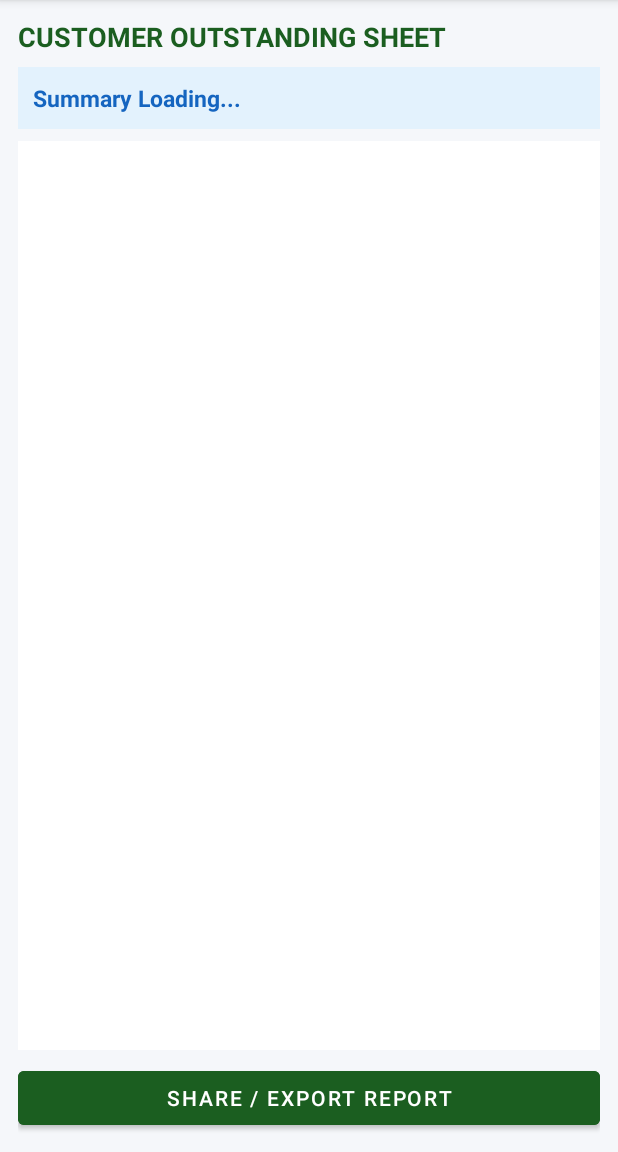
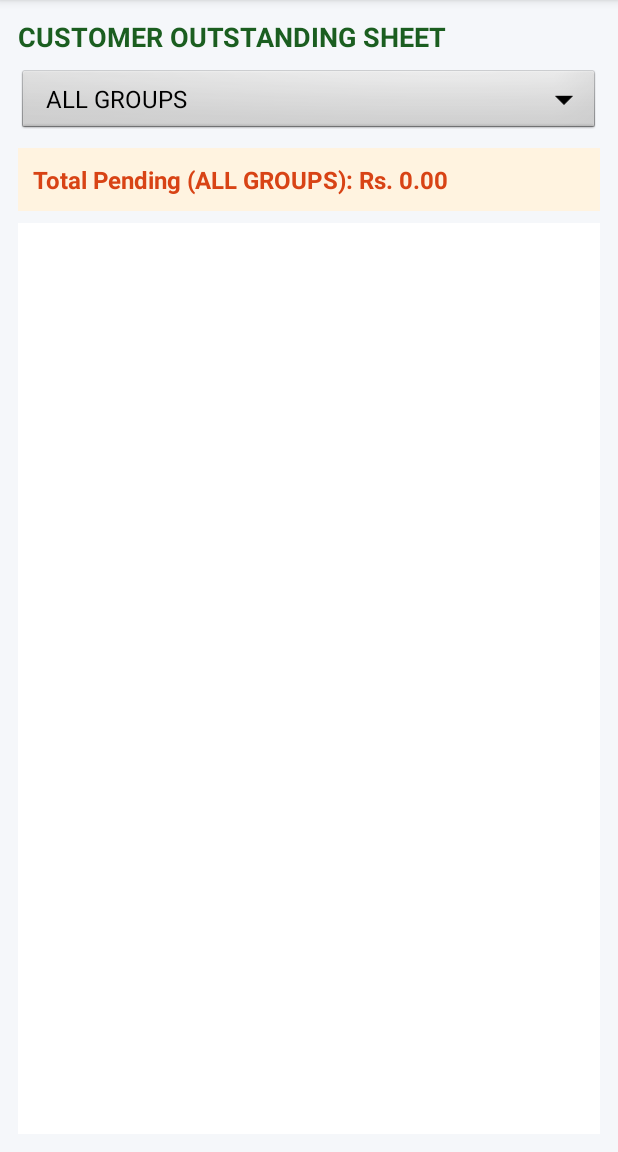
Before and after one commit to chindan89-design/VeggieLedgerApp, an Android app: the CustomerOutstandingActivity screen opened directly, with no data from a screen before it, on a phone screen of 412 x 824 dp, the part 84-1236 px from its top. Run offline under Robolectric (Android 15) with nearby library versions, the phone set to English and light mode, and no system bars; our stand-ins replace Firebase (no records; nobody signed in at launch, a user with empty details on screens opened directly).

Commit message:
Update CustomerOutstandingActivity.kt

```diff
--- a/app/src/main/java/com/shop/veggieledger/CustomerOutstandingActivity.kt
+++ b/app/src/main/java/com/shop/veggieledger/CustomerOutstandingActivity.kt
@@ -23,6 +23,11 @@ class CustomerOutstandingActivity : AppCompatActivity() {
 
         val groups = listOf("ALL GROUPS", "A", "B", "C", "D")
         binding.spReportGroupFilter.adapter = ArrayAdapter(this, android.R.layout.simple_spinner_dropdown_item, groups)
+        binding.spReportGroupFilter.visibility = View.VISIBLE
+        binding.tvReportTotal.visibility = View.VISIBLE
+        binding.lvReportSheet.visibility = View.VISIBLE
+        binding.tvReportSummary.visibility = View.GONE
+        binding.btnShareReport.visibility = View.GONE
 
         binding.spReportGroupFilter.onItemSelectedListener = object : AdapterView.OnItemSelectedListener {
             override fun onItemSelected(p0: AdapterView<*>?, p1: View?, pos: Int, p3: Long) {
@@ -30,6 +35,7 @@ class CustomerOutstandingActivity : AppCompatActivity() {
             }
             override fun onNothingSelected(p0: AdapterView<*>?) {}
         }
+
 
         loadCustomers()
     }
```
